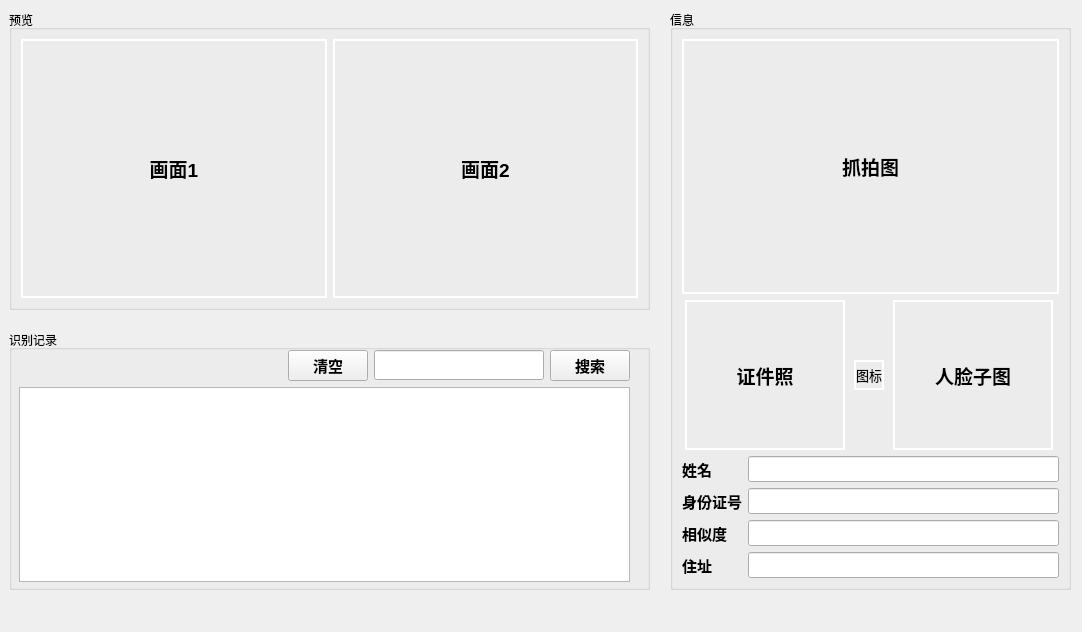
Before: the Qt Designer form PreviewView/previewview.ui in Flzjler/LaborEye, drawn with Qt 5.
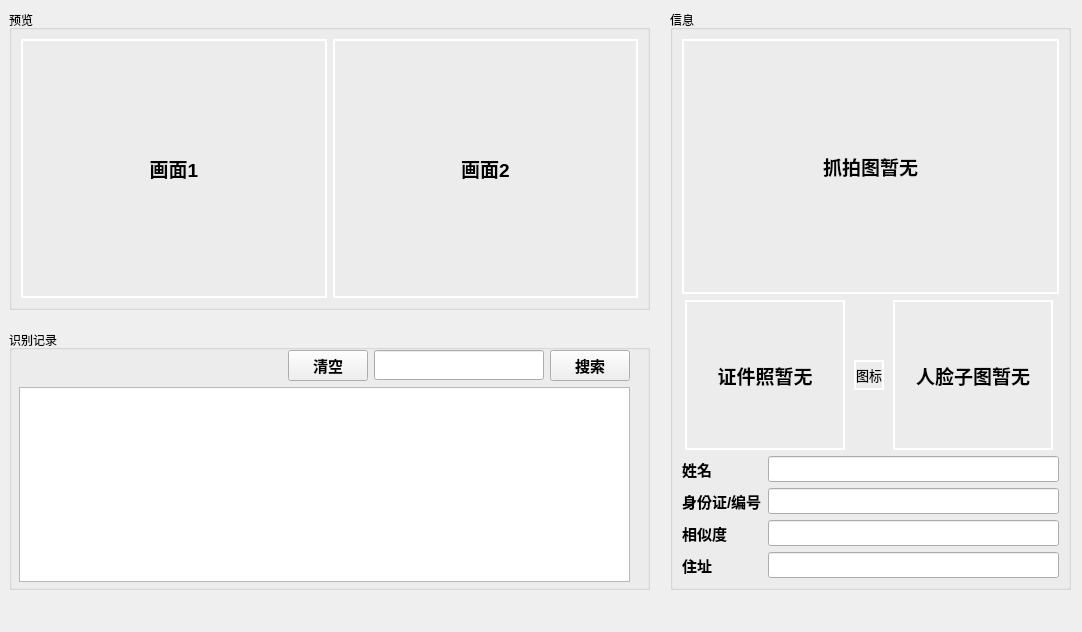
After: the same form once the commit is applied.

The edit to the form file:
```diff
--- a/PreviewView/previewview.ui
+++ b/PreviewView/previewview.ui
@@ -238,7 +238,7 @@
 border-color: rgb(255, 255, 255);</string>
         </property>
         <property name="text">
-         <string>抓拍图</string>
+         <string>抓拍图暂无</string>
         </property>
         <property name="alignment">
          <set>Qt::AlignCenter</set>
@@ -275,7 +275,7 @@
 border-color: rgb(255, 255, 255);</string>
           </property>
           <property name="text">
-           <string>证件照</string>
+           <string>证件照暂无</string>
           </property>
           <property name="alignment">
            <set>Qt::AlignCenter</set>
@@ -345,7 +345,7 @@
 border-color: rgb(255, 255, 255);</string>
           </property>
           <property name="text">
-           <string>人脸子图</string>
+           <string>人脸子图暂无</string>
           </property>
           <property name="alignment">
            <set>Qt::AlignCenter</set>
@@ -386,7 +386,7 @@
            </font>
           </property>
           <property name="text">
-           <string>身份证号</string>
+           <string>身份证/编号</string>
           </property>
          </widget>
         </item>
```
